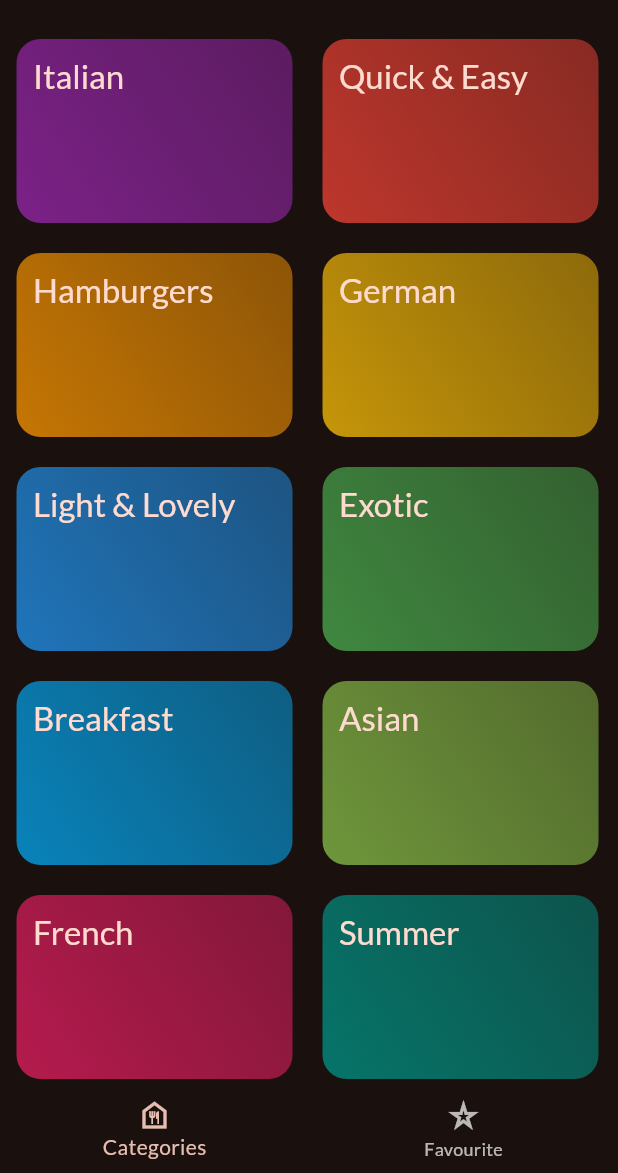
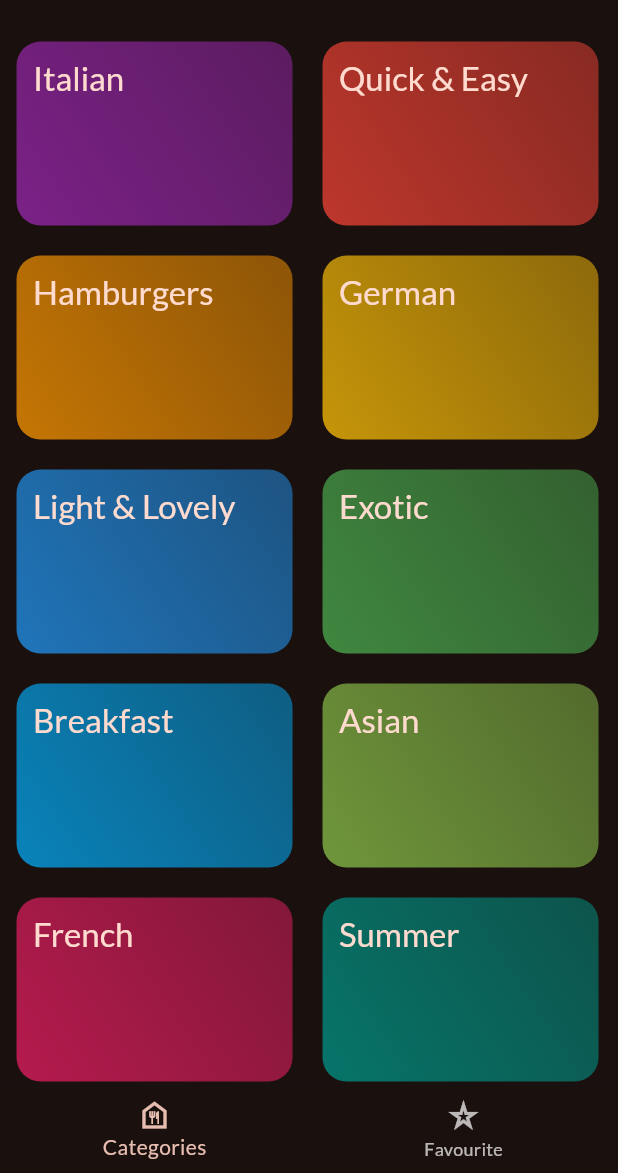
Before and after one commit to Praveen0586/meals, a Flutter app: the first screen one second after launch, on a phone screen of 412 x 824 dp, the part 63-1236 px from its top. Run offline on Flutter 3.47's test engine with Material 3 defaults, Android fonts, the phone set to English and light mode, and no system bars; our stand-ins replace flutter_riverpod, google_fonts, transparent_image.

Commit message:
animation 2

```diff
--- a/lib/screens/categories.dart
+++ b/lib/screens/categories.dart
@@ -71,7 +71,7 @@ class _CategoriesState extends State<Categories>
       ),
       builder: (context, child) => SlideTransition(
         position: Tween(
-          begin: const Offset(-0.9, 0),
+          begin: const Offset(-0.9, .9),
           end: const Offset(0, 0),
         ).animate(CurvedAnimation(
             parent: _animationCOntriller,
```
